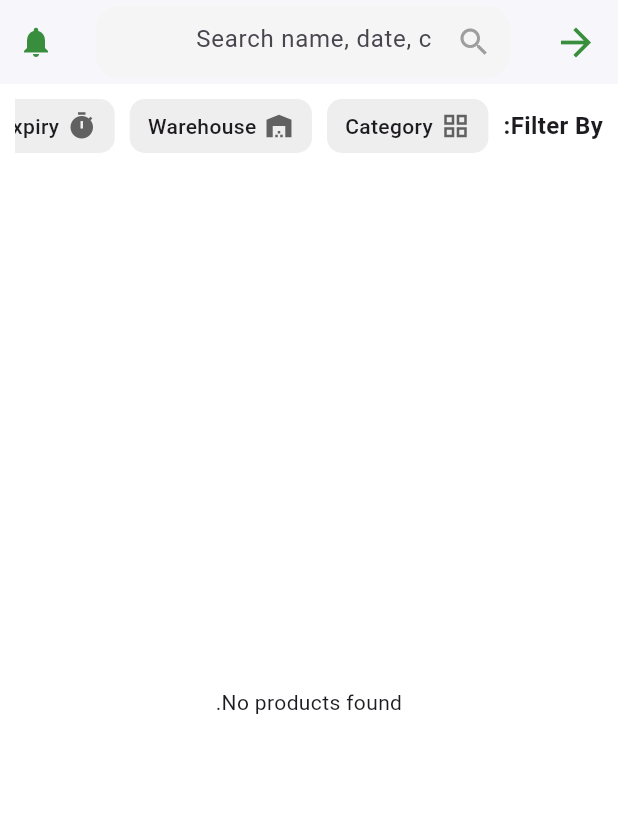
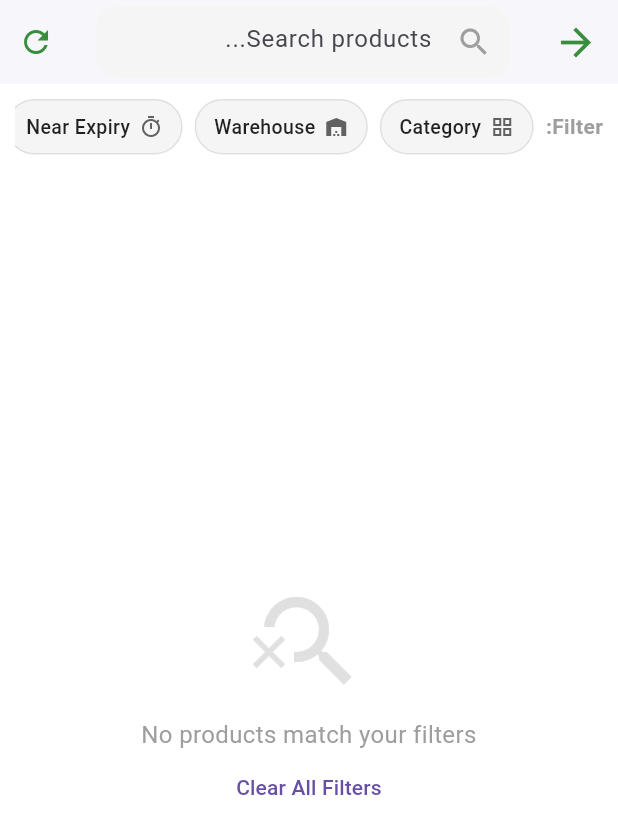
Before and after one commit to muhammadfaisalhayat-git/Aurex_Scanner_App, a Flutter app: the ProductListScreen screen opened directly, on a phone screen of 412 x 824 dp. Shown: the top 834 px of the screen. Run offline on Flutter 3.47's test engine with Material 3 defaults, Android fonts, the phone set to English and light mode, and no system bars; our stand-ins replace audioplayers, camera, firebase_auth, firebase_core, firebase_database, firebase_storage and 6 more; missing offline and left inert: google_mlkit_barcode_scanning, google_mlkit_text_recognition, workmanager; accounts and stored records are empty; statements that could not run were skipped.

Commit message:
Feature: Implement multi-field filtering (Category, Warehouse, Expiry) in ProductListScreen

```diff
--- a/lib/screens/product_list_screen.dart
+++ b/lib/screens/product_list_screen.dart
@@ -3,6 +3,7 @@ import 'package:provider/provider.dart';
 import '../models/product.dart';
 import '../services/database_service.dart';
 import '../widgets/product_card.dart';
+import '../utils/date_utils.dart';
 import 'result_screen.dart';
 
 class ProductListScreen extends StatefulWidget {
@@ -13,19 +14,140 @@ class ProductListScreen extends StatefulWidget {
 }
 
 class _ProductListScreenState extends State<ProductListScreen> {
-  late Future<List<Product>> _productsFuture;
+  List<Product> _allProducts = [];
+  List<Product> _filteredProducts = [];
+  bool _isLoading = true;
+
   final TextEditingController _searchController = TextEditingController();
+
+  // Filter states
+  String? _selectedCategory;
+  String? _selectedWarehouse;
+  bool _isExpiryFilterActive = false;
 
   @override
   void initState() {
     super.initState();
-    _refreshProducts();
+    _loadProducts();
+    _searchController.addListener(_applyFilters);
   }
 
-  void _refreshProducts() {
+  @override
+  void dispose() {
+    _searchController.dispose();
+    super.dispose();
+  }
+
+  Future<void> _loadProducts() async {
+    setState(() => _isLoading = true);
+    final products = await Provider.of<DatabaseService>(context, listen: false).getProducts();
     setState(() {
-      _productsFuture = Provider.of<DatabaseService>(context, listen: false).getProducts();
+      _allProducts = products;
+      _isLoading = false;
+      _applyFilters();
     });
+  }
+
+  void _applyFilters() {
+    final query = _searchController.text.toLowerCase();
+
+    setState(() {
+      _filteredProducts = _allProducts.where((p) {
+        // 1. Search filter
+        final matchesSearch = p.name.toLowerCase().contains(query) ||
+                             p.productCode.toLowerCase().contains(query) ||
+                             (p.category?.toLowerCase().contains(query) ?? false);
+
+        // 2. Category filter
+        final matchesCategory = _selectedCategory == null || p.category == _selectedCategory;
+
+        // 3. Warehouse filter
+        final matchesWarehouse = _selectedWarehouse == null || p.warehouseName == _selectedWarehouse;
+
+        // 4. Expiry filter (Items expiring in next 30 days or already expired)
+        bool matchesExpiry = true;
+        if (_isExpiryFilterActive) {
+          if (p.expDate == null) {
+            matchesExpiry = false;
+          } else {
+            final days = AppDateUtils.calculateRemainingDays(p.expDate);
+            matchesExpiry = days <= 30;
+          }
+        }
+
+        return matchesSearch && matchesCategory && matchesWarehouse && matchesExpiry;
+      }).toList();
+    });
+  }
+
+  void _showCategoryPicker() {
+    final categories = _allProducts
+        .map((p) => p.category ?? "General")
+        .toSet()
+        .toList();
+
+    showModalBottomSheet(
+      context: context,
+      builder: (context) => ListView(
+        shrinkWrap: true,
+        children: [
+          ListTile(
+            title: const Text("All Categories", style: TextStyle(fontWeight: FontWeight.bold)),
+            onTap: () {
+              setState(() => _selectedCategory = null);
+              _applyFilters();
+              Navigator.pop(context);
+            },
+          ),
+          ...categories.map((c) => ListTile(
+            title: Text(c),
+            onTap: () {
+              setState(() => _selectedCategory = c);
+              _applyFilters();
+              Navigator.pop(context);
+            },
+          )),
+        ],
+      ),
+    );
+  }
+
+  void _showWarehousePicker() {
+    final warehouses = _allProducts
+        .where((p) => p.warehouseName != null && p.warehouseName!.isNotEmpty)
+        .map((p) => p.warehouseName!)
+        .toSet()
+        .toList();
+
+    if (warehouses.isEmpty) {
+       ScaffoldMessenger.of(context).showSnackBar(const SnackBar(content: Text("No warehouse data found")));
+       return;
+    }
+
+    showModalBottomSheet(
+      context: context,
+      builder: (context) => ListView(
+        shrinkWrap: true,
+        children: [
+          ListTile(
+            title: const Text("All Warehouses", style: TextStyle(fontWeight: FontWeight.bold)),
+            onTap: () {
+              setState(() => _selectedWarehouse = null);
+              _applyFilters();
+              Navigator.pop(context);
+            },
+          ),
+          ...warehouses.map((w) => ListTile(
+            title: Text(w),
+            onTap: () {
+              setState(() => _selectedWarehouse = w);
+              _applyFilters();
+              Navigator.pop(context);
+            },
+          )),
+        ],
+      ),
+    );
   }
 
   @override
@@ -49,7 +171,7 @@ class _ProductListScreenState extends State<ProductListScreen> {
           child: TextField(
             controller: _searchController,
             decoration: const InputDecoration(
-              hintText: "Search name, date, c",
+              hintText: "Search products...",
               prefixIcon: Icon(Icons.search, color: Colors.grey),
               border: InputBorder.none,
               contentPadding: EdgeInsets.symmetric(vertical: 10),
@@ -57,7 +179,10 @@ class _ProductListScreenState extends State<ProductListScreen> {
           ),
         ),
         actions: [
-          IconButton(onPressed: () {}, icon: const Icon(Icons.notifications, color: primaryGreen)),
+          IconButton(
+            onPressed: _loadProducts,
+            icon: const Icon(Icons.refresh, color: primaryGreen)
+          ),
         ],
       ),
       body: Column(
@@ -65,30 +190,39 @@ class _ProductListScreenState extends State<ProductListScreen> {
           const SizedBox(height: 10),
           _buildFilters(),
           const SizedBox(height: 10),
+          if (_isLoading)
+            const Expanded(child: Center(child: CircularProgressIndicator()))
+          else if (_filteredProducts.isEmpty)
+            Expanded(child: Center(child: Column(
+              mainAxisAlignment: MainAxisAlignment.center,
+              children: [
+                Icon(Icons.search_off, size: 80, color: Colors.grey.shade300),
+                const SizedBox(height: 10),
+                const Text("No products match your filters", style: TextStyle(color: Colors.grey, fontSize: 16)),
+                TextButton(onPressed: () {
+                  setState(() {
+                    _selectedCategory = null;
+                    _selectedWarehouse = null;
+                    _isExpiryFilterActive = false;
+                    _searchController.clear();
+                  });
+                  _applyFilters();
+                }, child: const Text("Clear All Filters"))
+              ],
+            )))
+          else
             Expanded(
-            child: FutureBuilder<List<Product>>(
-              future: _productsFuture,
-              builder: (context, snapshot) {
-                if (snapshot.connectionState == ConnectionState.waiting) {
-                  return const Center(child: CircularProgressIndicator());
-                }
-                final products = snapshot.data ?? [];
-                if (products.isEmpty) {
-                  return const Center(child: Text("No products found."));
-                }
-                return ListView.builder(
+              child: ListView.builder(
                 padding: const EdgeInsets.symmetric(horizontal: 0),
-                  itemCount: products.length,
+                itemCount: _filteredProducts.length,
                 itemBuilder: (context, index) {
                   return ProductCard(
-                      product: products[index],
+                    product: _filteredProducts[index],
                     onTap: () {
                       Navigator.push(
                         context,
-                          MaterialPageRoute(builder: (context) => ResultScreen(product: products[index])),
-                        ).then((_) => _refreshProducts());
-                      },
-                    );
+                        MaterialPageRoute(builder: (context) => ResultScreen(product: _filteredProducts[index])),
+                      ).then((_) => _loadProducts());
                     },
                   );
                 },
@@ -106,32 +240,75 @@ class _ProductListScreenState extends State<ProductListScreen> {
         scrollDirection: Axis.horizontal,
         child: Row(
           children: [
-            const Text("Filter By:", style: TextStyle(fontWeight: FontWeight.bold, fontSize: 16)),
-            const SizedBox(width: 10),
-            _buildFilterChip("Category", Icons.grid_view),
-            const SizedBox(width: 10),
-            _buildFilterChip("Warehouse", Icons.warehouse),
-            const SizedBox(width: 10),
-            _buildFilterChip("Expiry", Icons.timer),
+            const Text("Filter:", style: TextStyle(fontWeight: FontWeight.bold, fontSize: 14, color: Colors.grey)),
+            const SizedBox(width: 8),
+            _buildFilterChip(
+              label: _selectedCategory ?? "Category",
+              icon: Icons.grid_view,
+              isActive: _selectedCategory != null,
+              onTap: _showCategoryPicker,
+            ),
+            const SizedBox(width: 8),
+            _buildFilterChip(
+              label: _selectedWarehouse ?? "Warehouse",
+              icon: Icons.warehouse,
+              isActive: _selectedWarehouse != null,
+              onTap: _showWarehousePicker,
+            ),
+            const SizedBox(width: 8),
+            _buildFilterChip(
+              label: "Near Expiry",
+              icon: Icons.timer_outlined,
+              isActive: _isExpiryFilterActive,
+              onTap: () {
+                setState(() => _isExpiryFilterActive = !_isExpiryFilterActive);
+                _applyFilters();
+              },
+            ),
           ],
         ),
       ),
     );
   }
 
-  Widget _buildFilterChip(String label, IconData icon) {
-    return Container(
+  Widget _buildFilterChip({
+    required String label,
+    required IconData icon,
+    required bool isActive,
+    required VoidCallback onTap,
+  }) {
+    final primaryGreen = const Color(0xFF388E3C);
+
+    return GestureDetector(
+      onTap: onTap,
+      child: Container(
         padding: const EdgeInsets.symmetric(horizontal: 12, vertical: 8),
         decoration: BoxDecoration(
-        color: Colors.grey.shade200,
-        borderRadius: BorderRadius.circular(10),
+          color: isActive ? primaryGreen.withOpacity(0.1) : Colors.grey.shade100,
+          borderRadius: BorderRadius.circular(20),
+          border: Border.all(
+            color: isActive ? primaryGreen : Colors.grey.shade300,
+            width: 1,
+          ),
         ),
         child: Row(
           children: [
-          Icon(icon, size: 20, color: Colors.grey.shade700),
-          const SizedBox(width: 5),
-          Text(label, style: const TextStyle(fontSize: 14, fontWeight: FontWeight.w500)),
+            Icon(icon, size: 16, color: isActive ? primaryGreen : Colors.grey.shade700),
+            const SizedBox(width: 6),
+            Text(
+              label,
+              style: TextStyle(
+                fontSize: 13,
+                fontWeight: isActive ? FontWeight.bold : FontWeight.w500,
+                color: isActive ? primaryGreen : Colors.black87,
+              )
+            ),
+            if (isActive) ...[
+              const SizedBox(width: 4),
+              const Icon(Icons.keyboard_arrow_down, size: 14, color: Color(0xFF388E3C)),
+            ]
           ],
+        ),
       ),
     );
   }
```
Lines whose indentation alone changed are shown as unchanged.
